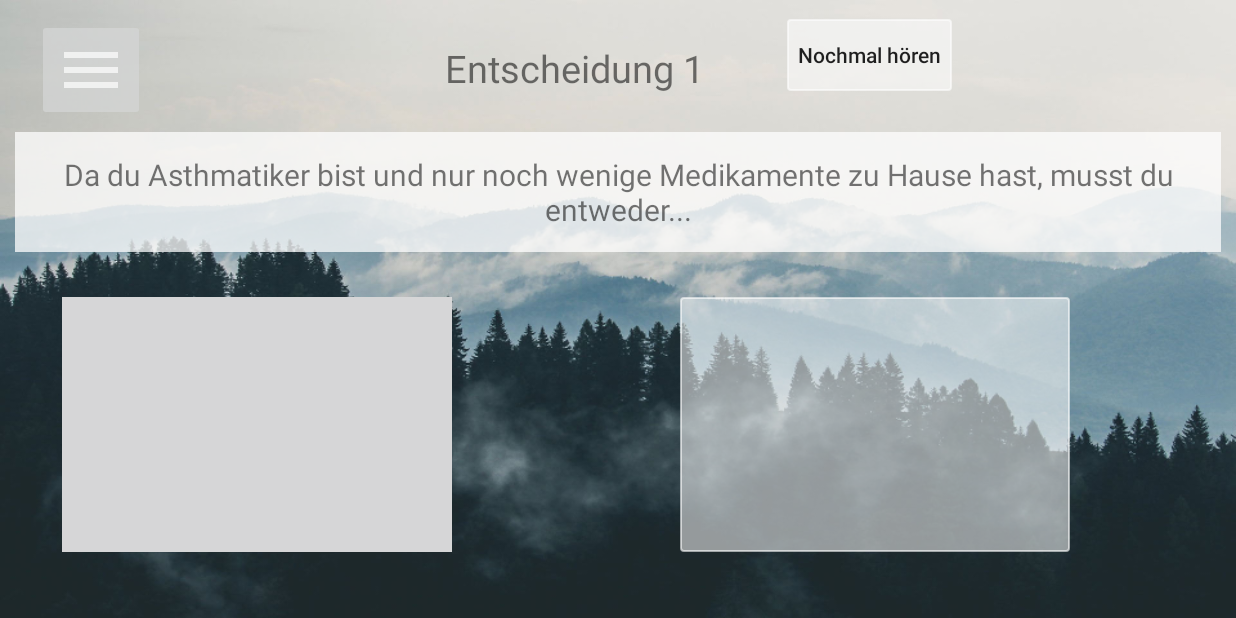
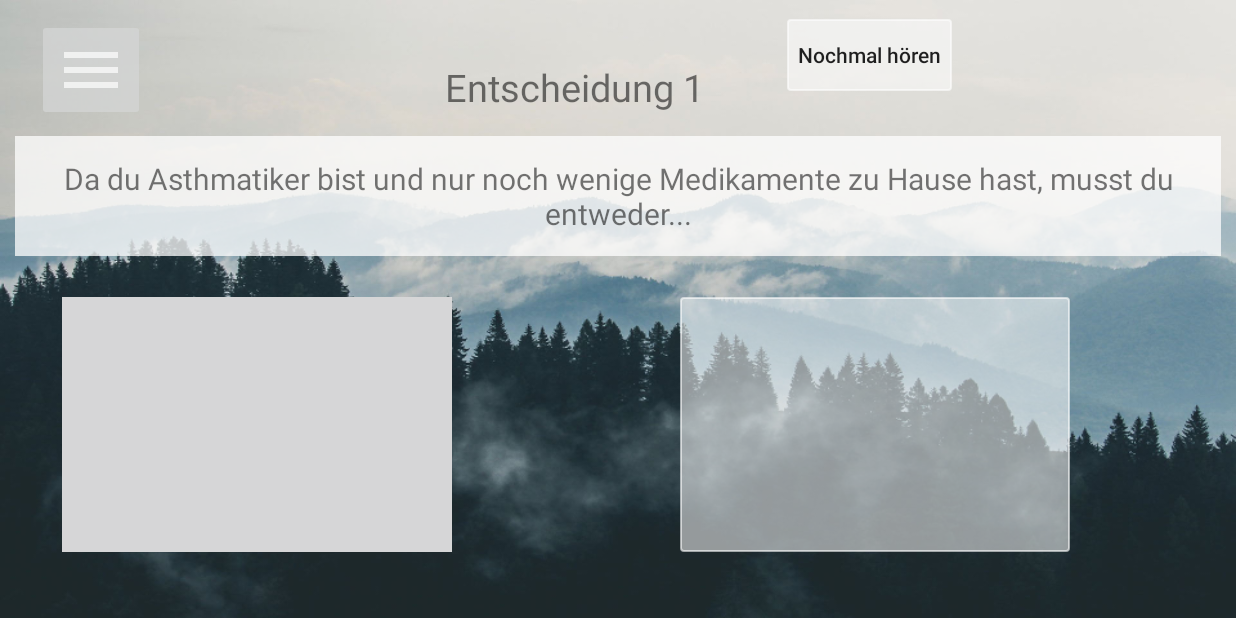
Before and after one commit to 00I00000/InteractiveAudiobookApp, an Android app: the DisplaySlidesActivity screen opened directly, with no data from a screen before it, on a phone screen of 824 x 412 dp (held sideways). Run offline under Robolectric (Android 15) with nearby library versions, the light colour scheme and no system bars; 2 statements that could not run were skipped.

Commit message:
Minor bug fix, layout improved

```diff
--- a/app/src/main/java/interactiveaa/dm/com/interactiveaudiobookapp/PlayAudioActivity.java
+++ b/app/src/main/java/interactiveaa/dm/com/interactiveaudiobookapp/PlayAudioActivity.java
@@ -195,7 +195,7 @@
                             | View.SYSTEM_UI_FLAG_HIDE_NAVIGATION
                             | View.SYSTEM_UI_FLAG_FULLSCREEN
                             | View.SYSTEM_UI_FLAG_IMMERSIVE_STICKY);
-        } else {
+        } else if (mediaPlayer != null){
             mediaPlayer.start();
         }
     }
--- a/app/src/main/res/layout/display_slides_acitivty.xml
+++ b/app/src/main/res/layout/display_slides_acitivty.xml
@@ -40,7 +40,6 @@
         android:textSize="20sp"
         android:layout_width="match_parent"
         android:layout_height="80sp"
-        android:layout_marginTop="10sp"
         android:layout_marginLeft="10sp"
         android:layout_marginRight="10sp"
         android:background="#bdffffff"
@@ -117,6 +116,6 @@
         android:layout_width="wrap_content"
         android:layout_height="wrap_content"
         android:orientation="horizontal"
-        app:layout_constraintGuide_percent="0.19" />
+        app:layout_constraintGuide_percent="0.22" />
 
 </android.support.constraint.ConstraintLayout>
```
